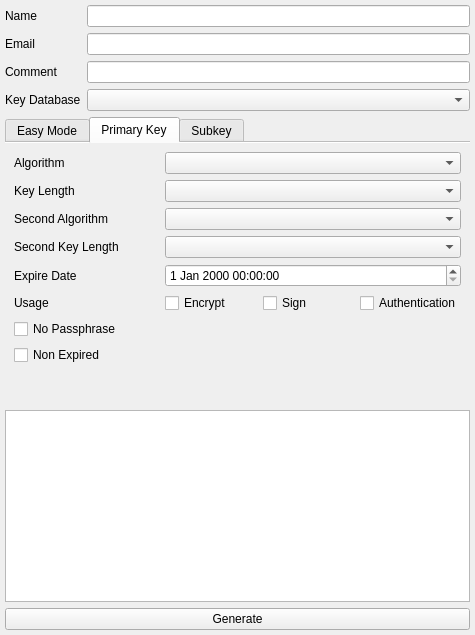
This is ui/KeyGenDialog.ui in saturneric/GpgFrontend as Qt 5 draws it before an edit. The edited form follows.
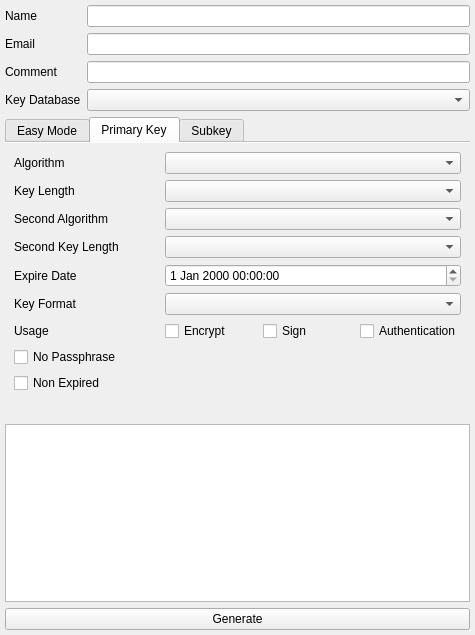
This is the edited form. The open tabs and pages were chosen to show the change.

Commit message: feat(keygen): add OpenPGP `v4`/`v6` format selector

Patch:
```diff
--- a/ui/KeyGenDialog.ui
+++ b/ui/KeyGenDialog.ui
@@ -319,6 +319,16 @@
            <item row="3" column="1" colspan="2">
             <widget class="QComboBox" name="pScndKeyLengthComboBox"/>
            </item>
+           <item row="5" column="0">
+            <widget class="QLabel" name="pKeyFormatLabel">
+             <property name="text">
+              <string>Key Format</string>
+             </property>
+            </widget>
+           </item>
+           <item row="5" column="1" colspan="2">
+            <widget class="QComboBox" name="pKeyFormatComboBox"/>
+           </item>
           </layout>
          </item>
          <item>
```
Left out of the diff: 18 changed lines with no effect on the pictures. The commit also changes 10 other files.
